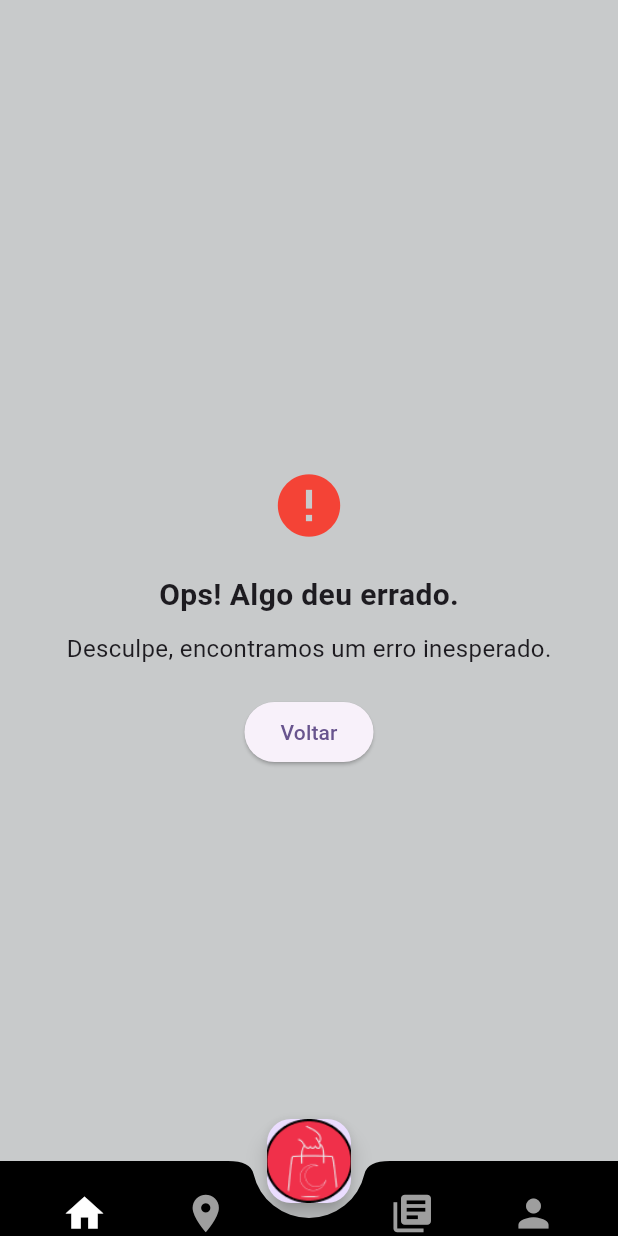
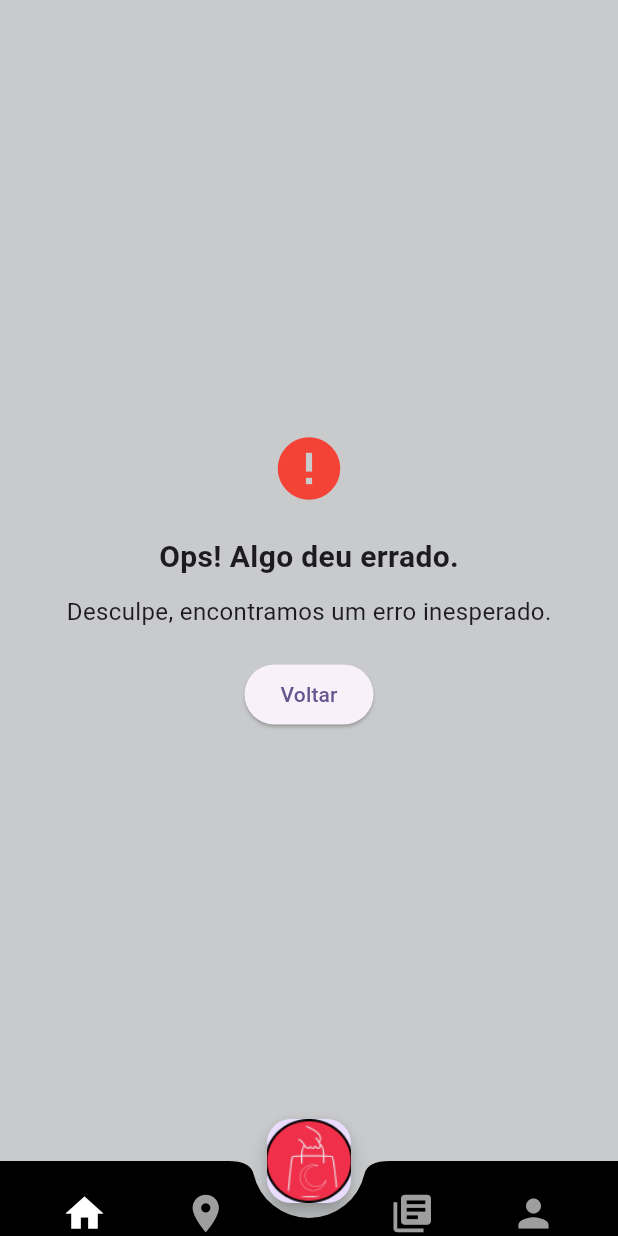
Before and after one commit to Joaosamaia/Project-Nyx, a Flutter app: the Erro screen opened directly, on a phone screen of 412 x 824 dp. Run offline on Flutter 3.47's test engine with Material 2 defaults, Android fonts, the phone set to English and light mode, and no system bars; our stand-ins replace cloud_firestore, firebase_auth, firebase_core, geolocator, google_maps_flutter; missing offline and left inert: whatsapp_unilink; accounts and stored records are empty.

Commit message:
Update erro.dart
Signed-off-by: João Lucas S. A. Maia <130009108+Joaosamaia@users.noreply.github.com>

```diff
--- a/lib/Screens/erro.dart
+++ b/lib/Screens/erro.dart
@@ -1,4 +1,5 @@
 import 'package:flutter/material.dart';
+import '../Models/button.dart';
 
 class Erro extends StatelessWidget {
   const Erro({Key? key}) : super(key: key);
@@ -6,35 +7,35 @@ class Erro extends StatelessWidget {
   @override
   Widget build(BuildContext context) {
     return Scaffold(
-      backgroundColor: const Color.fromARGB(255, 200, 202, 203),
+      backgroundColor: Color.fromARGB(255, 200, 202, 203),
       body: Center(
         child: Column(
           mainAxisAlignment: MainAxisAlignment.center,
           children: [
-            const Icon(
+            Icon(
               Icons.error,
               color: Colors.red,
               size: 50,
             ),
-            const SizedBox(height: 20),
-            const Text(
+            SizedBox(height: 20),
+            Text(
               "Ops! Algo deu errado.",
               style: TextStyle(fontSize: 20, fontWeight: FontWeight.bold),
             ),
-            const SizedBox(height: 10),
-            const Text(
+            SizedBox(height: 10),
+            Text(
               "Desculpe, encontramos um erro inesperado.",
               style: TextStyle(fontSize: 16),
             ),
-            const SizedBox(height: 20),
+            SizedBox(height: 20),
             ElevatedButton(
               onPressed: () {},
-              child: const Text("Voltar"),
+              child: Text("Voltar"),
             ),
           ],
         ),
       ),
-      extendBody: true,
+      extendBodyBehindAppBar: true,
       floatingActionButtonLocation: FloatingActionButtonLocation.centerDocked,
       floatingActionButton: GestureDetector(
         onDoubleTap: () {
```
